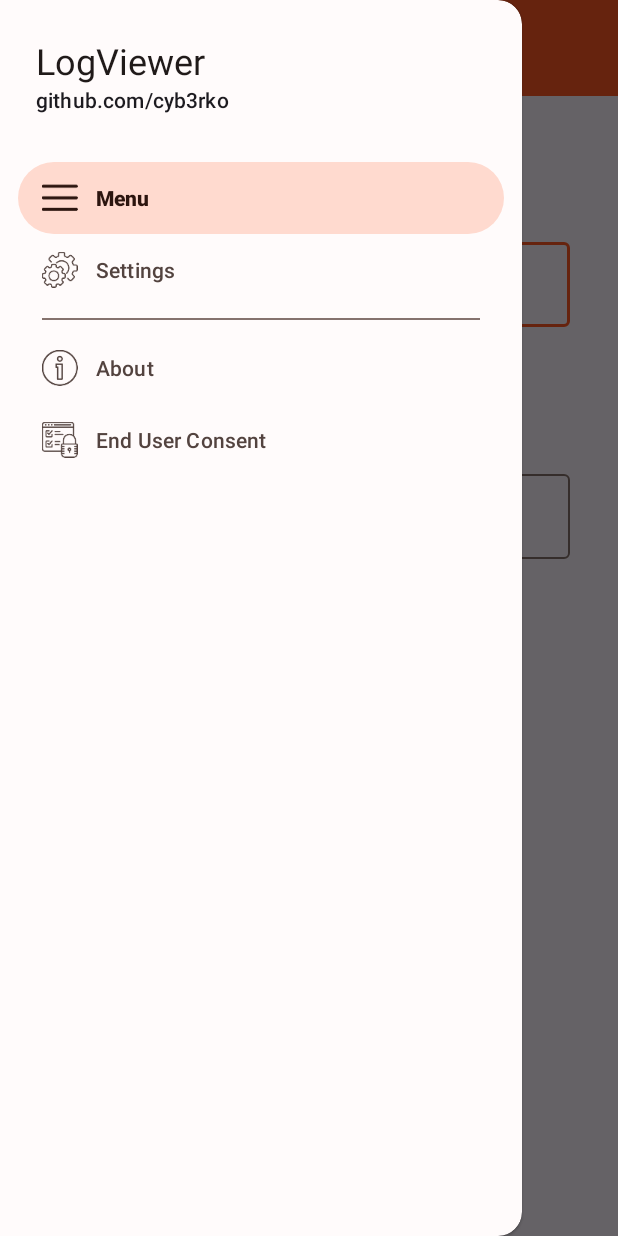
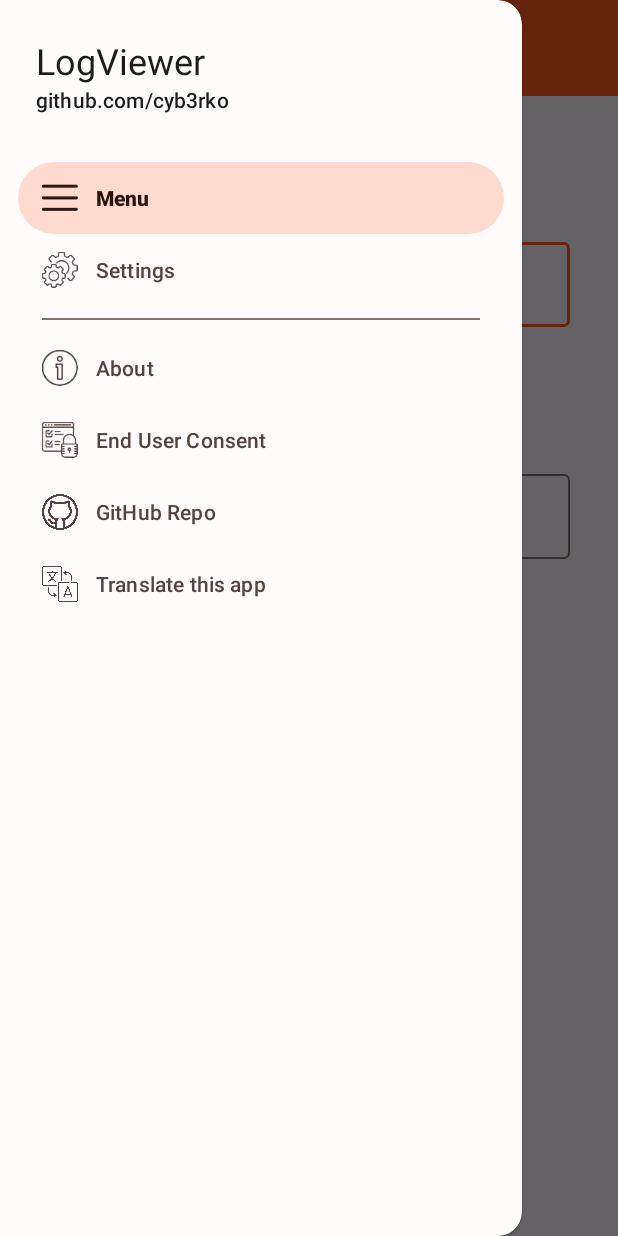
Before and after one commit to cyb3rko/logviewer-for-openhab-app, an Android app: the MainActivity screen opened directly, with no data from a screen before it, with the side drawer open, on a phone screen of 412 x 824 dp. Run offline under Robolectric (Android 15) with nearby library versions, the phone set to English and light mode, and no system bars; our stand-ins replace navigation-ui; libraries missing offline, so code that uses them is left out: com.afollestad.materialdialogs, es.dmoral.toasty; 3 statements that could not run were skipped.

Commit message:
Add links to github repo and translation project

```diff
--- a/app/src/main/res/menu/activity_main_drawer.xml
+++ b/app/src/main/res/menu/activity_main_drawer.xml
@@ -35,6 +35,16 @@
             android:icon="@drawable/_ic_end_user_consent"
             android:checkable="false"
             android:title="@string/menu_end_user_consent" />
+        <item
+            android:id="@+id/drawer_github_repo"
+            android:icon="@drawable/_ic_github2"
+            android:checkable="false"
+            android:title="@string/menu_github_repo" />
+        <item
+            android:id="@+id/drawer_translation"
+            android:icon="@drawable/_ic_translation"
+            android:checkable="false"
+            android:title="@string/menu_translation" />
     </group>
 
 </menu>
--- a/app/src/main/res/values/strings.xml
+++ b/app/src/main/res/values/strings.xml
@@ -1,5 +1,7 @@
 <resources>
     <string name="app_name" translatable="false">LogViewer for openHAB</string>
+    <string name="github_repo" translatable="false">github.com/cyb3rko/logviewer-for-openhab-app</string>
+    <string name="translation_project" translatable="false">poeditor.com/join/project?hash=ygnGPjgRfN</string>
 
     <string name="error_fill_out">Fill out the hostname</string>
     <string name="lock_button_1">View Lock deactivated</string>
@@ -53,6 +55,8 @@
     <string name="menu_connections">Connections</string>
     <string name="menu_about">About</string>
     <string name="menu_end_user_consent">End User Consent</string>
+    <string name="menu_github_repo">GitHub Repo</string>
+    <string name="menu_translation">Translate this app</string>
 
     <string name="settings_openhab_log">openHAB Log</string>
     <string name="settings_openhab_version_title">openHAB Version</string>
```
Also changed, not shown: app/src/main/java/com/cyb3rko/logviewerforopenhab/MainActivity.kt (+7 -0 lines), app/src/main/res/values/about_icons.xml (+12 -0 lines), app/src/main/res/drawable/_ic_github2.png (added), app/src/main/res/drawable/_ic_translation.png (added), 1 other file.
